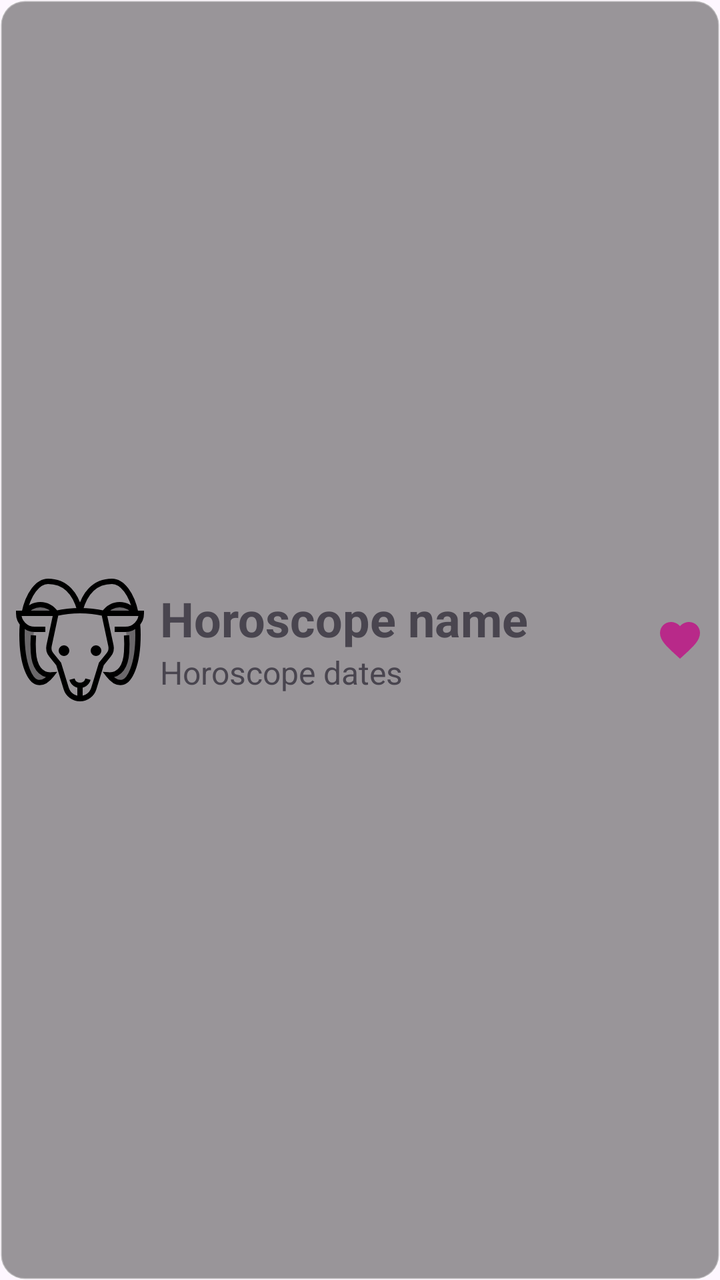
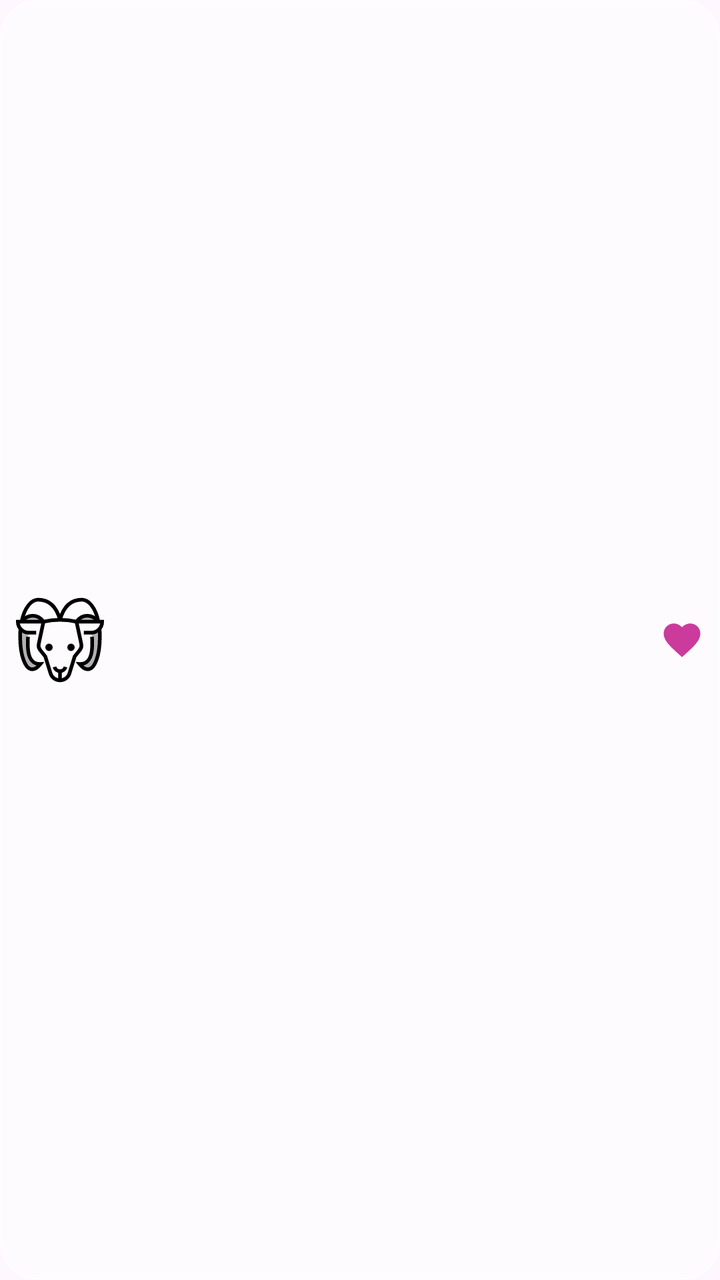

Compare the two renders of this Android layout. The source of the first and the diff that turns it into the second are given below.
<!-- AndroidManifest.xml: application theme Theme.HoroscopoAndroid -->
<!-- res/layout/item_horoscope.xml -->
<?xml version="1.0" encoding="utf-8"?>
<LinearLayout xmlns:android="http://schemas.android.com/apk/res/android"
    android:orientation="horizontal"
    android:layout_width="match_parent"
    android:layout_height="wrap_content"
    android:layout_marginHorizontal="12dp"
    android:layout_marginVertical="12dp"
    android:padding="8dp"
    android:gravity="center_vertical"
    android:background="@drawable/horoscope_item_background">

    <ImageView
        android:id="@+id/signImageView"
        android:layout_width="64dp"
        android:layout_height="64dp"
        android:src="@drawable/aries_icon" />

    <LinearLayout
        android:layout_width="0dp"
        android:layout_height="wrap_content"
        android:layout_weight="1"
        android:orientation="vertical"
        android:layout_marginStart="8dp">

        <TextView
            android:id="@+id/nameTextView"
            android:layout_width="match_parent"
            android:layout_height="wrap_content"
            android:text="Horoscope name"
            android:textSize="24sp"
            android:textStyle="bold" />

        <TextView
            android:id="@+id/datesTextView"
            android:layout_width="match_parent"
            android:layout_height="wrap_content"
            android:text="Horoscope dates"
            android:textSize="16sp" />

    </LinearLayout>

    <ImageView
        android:id="@+id/favoriteImageView"
        android:layout_width="wrap_content"
        android:layout_height="wrap_content"
        android:src="@drawable/ic_favorite_selected" />

</LinearLayout>
<!-- resources referenced by this layout -->
<resources>
  <!-- drawable aries_icon: vector/xml drawable (drawable, 3733 chars, omitted) -->
  <!-- drawable horoscope_item_background (drawable) -->
  <?xml version="1.0" encoding="utf-8"?>
  <shape xmlns:android="http://schemas.android.com/apk/res/android"
      android:shape="rectangle">
  
      
      <solid android:color="#66000000" />
  
      
      <corners android:radius="12dp" />
  
      
      <stroke
          android:width="1dp"
          android:color="#55FFFFFF" />
  
  </shape>
  <!-- drawable ic_favorite_selected (drawable) -->
  <vector xmlns:android="http://schemas.android.com/apk/res/android" android:height="24dp" android:tint="#D2BF1185" android:viewportHeight="24" android:viewportWidth="24" android:width="24dp">
        
      <path android:fillColor="@android:color/white" android:pathData="M12,21.35l-1.45,-1.32C5.4,15.36 2,12.28 2,8.5 2,5.42 4.42,3 7.5,3c1.74,0 3.41,0.81 4.5,2.09C13.09,3.81 14.76,3 16.5,3 19.58,3 22,5.42 22,8.5c0,3.78 -3.4,6.86 -8.55,11.54L12,21.35z"/>
      
  </vector>
  <style name="Theme.HoroscopoAndroid" parent="Base.Theme.HoroscopoAndroid" />
  <style name="Base.Theme.HoroscopoAndroid" parent="Theme.Material3.DayNight">
          
          
      </style>
</resources>

<!-- the commit's change to res/layout/item_horoscope.xml (unified diff, before → after) -->
@@ -1,48 +1,52 @@
 <?xml version="1.0" encoding="utf-8"?>
 <LinearLayout xmlns:android="http://schemas.android.com/apk/res/android"
-    android:orientation="horizontal"
     android:layout_width="match_parent"
     android:layout_height="wrap_content"
-    android:layout_marginHorizontal="12dp"
-    android:layout_marginVertical="12dp"
+    android:orientation="horizontal"
+    android:gravity="center_vertical"
+    android:layout_marginStart="10dp"
+    android:layout_marginEnd="10dp"
+    android:layout_marginTop="4dp"
+    android:layout_marginBottom="4dp"
     android:padding="8dp"
-    android:gravity="center_vertical"
     android:background="@drawable/horoscope_item_background">
 
     <ImageView
         android:id="@+id/signImageView"
-        android:layout_width="64dp"
-        android:layout_height="64dp"
-        android:src="@drawable/aries_icon" />
+        android:layout_width="44dp"
+        android:layout_height="44dp"
+        android:src="@drawable/aries_icon"
+        android:contentDescription="@null" />
 
     <LinearLayout
         android:layout_width="0dp"
         android:layout_height="wrap_content"
         android:layout_weight="1"
         android:orientation="vertical"
-        android:layout_marginStart="8dp">
+        android:layout_marginStart="10dp">
 
         <TextView
             android:id="@+id/nameTextView"
-            android:layout_width="match_parent"
+            android:layout_width="wrap_content"
             android:layout_height="wrap_content"
-            android:text="Horoscope name"
-            android:textSize="24sp"
-            android:textStyle="bold" />
+            android:textSize="18sp"
+            android:textStyle="bold"
+            android:textColor="@color/text_primary" />
 
         <TextView
             android:id="@+id/datesTextView"
-            android:layout_width="match_parent"
+            android:layout_width="wrap_content"
             android:layout_height="wrap_content"
-            android:text="Horoscope dates"
-            android:textSize="16sp" />
+            android:textSize="13sp"
+            android:textColor="@color/text_secondary" />
 
     </LinearLayout>
 
     <ImageView
         android:id="@+id/favoriteImageView"
-        android:layout_width="wrap_content"
-        android:layout_height="wrap_content"
-        android:src="@drawable/ic_favorite_selected" />
+        android:layout_width="22dp"
+        android:layout_height="22dp"
+        android:src="@drawable/ic_favorite_selected"
+        android:contentDescription="@null" />
 
 </LinearLayout>
<!-- resource entries referenced after the edit -->
@@ -1,21 +1,20 @@
 <!-- resources referenced by this layout -->
 <resources>
+  <color name="text_primary">#FF30263D</color>
+  <color name="text_secondary">#FF756B80</color>
   <!-- drawable aries_icon: vector/xml drawable (drawable, 3733 chars, omitted) -->
   <!-- drawable horoscope_item_background (drawable) -->
   <?xml version="1.0" encoding="utf-8"?>
   <shape xmlns:android="http://schemas.android.com/apk/res/android"
       android:shape="rectangle">
   
-      
-      <solid android:color="#66000000" />
+      <solid android:color="#99FFFFFF" />
   
-      
-      <corners android:radius="12dp" />
+      <corners android:radius="18dp" />
   
-      
       <stroke
           android:width="1dp"
-          android:color="#55FFFFFF" />
+          android:color="#80FFFFFF" />
   
   </shape>
   <!-- drawable ic_favorite_selected (drawable) -->
